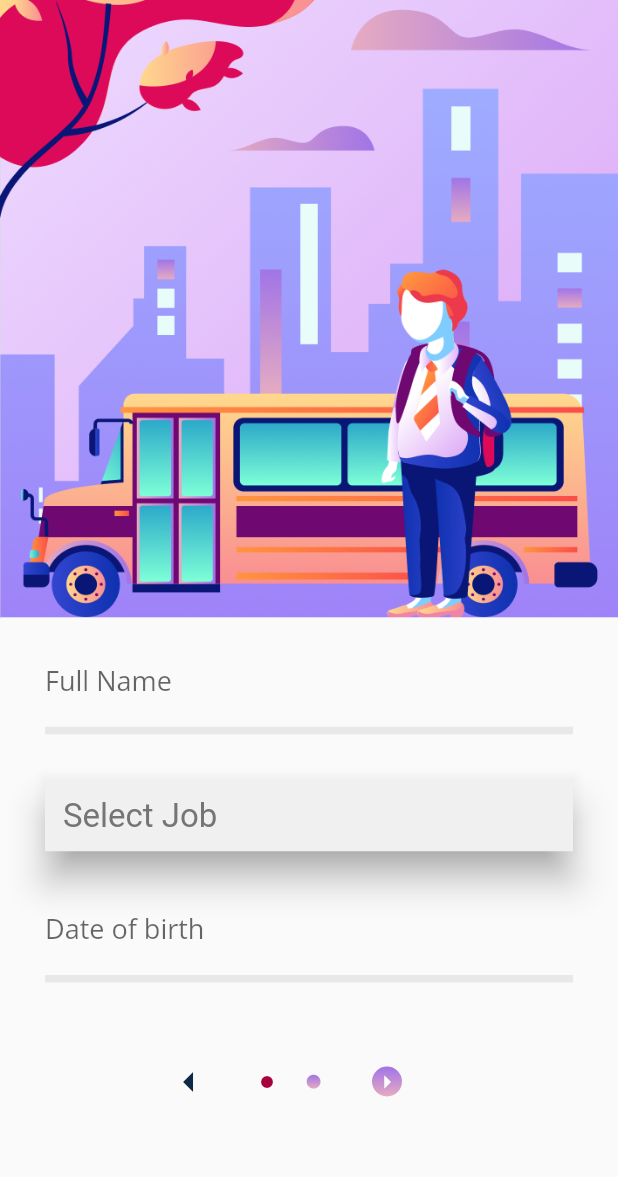
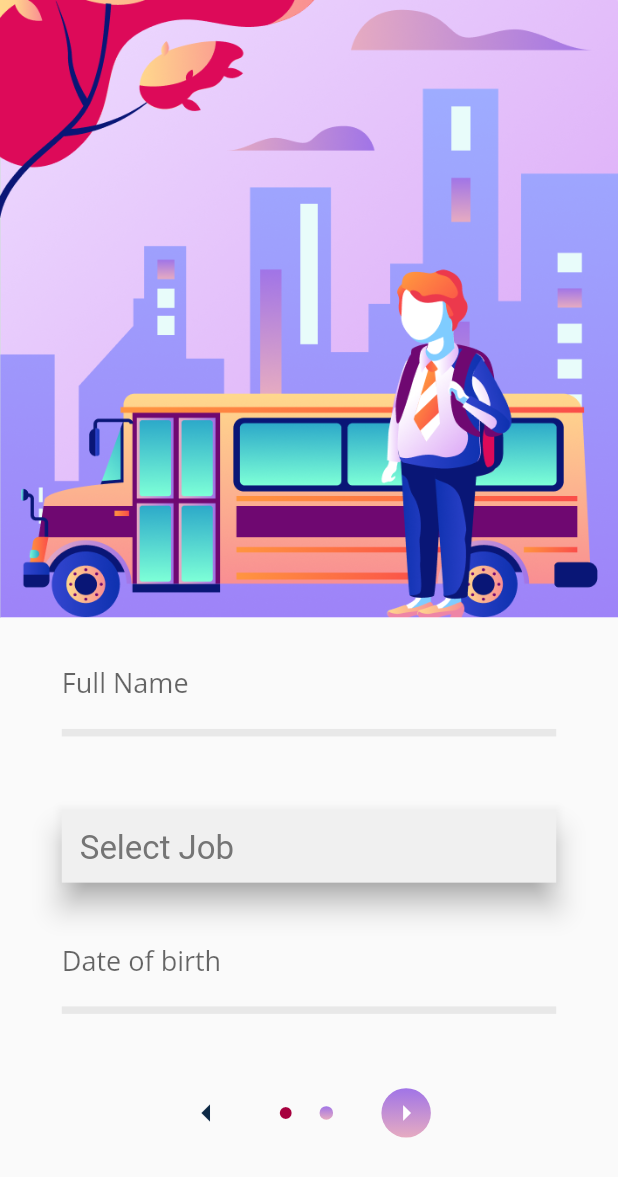
Before and after one commit to Vicdd/sa, a Flutter app: the screen it shows after launch, on a phone screen of 412 x 824 dp. Shown: the top 1177 px of the screen. Run offline on Flutter 3.47's test engine with Material 2 defaults, Android fonts, the phone set to English and light mode, and no system bars; drawn by our look-alikes of flutter_form_builder.

Commit message:
Added some minor changes to layout to make it more responsive

```diff
--- a/lib/main.dart
+++ b/lib/main.dart
@@ -40,8 +40,7 @@ class _MyHomePageState extends State<MyHomePage> {
     int age = now.year - date.year;
 
     if (now.month < date.month) age--;
-    if (now.month == date.month)
-      if (now.day < date.day) age--;
+    if (now.month == date.month) if (now.day < date.day) age--;
 
     return age;
   }
@@ -64,16 +63,19 @@ class _MyHomePageState extends State<MyHomePage> {
           crossAxisAlignment: CrossAxisAlignment.stretch,
           children: <Widget>[
             Container(
-              height: MediaQuery.of(context).size.height/2,
+              height: MediaQuery.of(context).size.height / 2,
               decoration: BoxDecoration(
                 image: DecorationImage(
                     image: AssetImage('assets/images/img1.png'),
-                  fit: BoxFit.fill
+                    fit: BoxFit.fill),
               ),
             ),
+            Container(
+              padding: EdgeInsets.only(
+                top: MediaQuery.of(context).size.height * 0.02,
+                left: MediaQuery.of(context).size.width * 0.1,
+                right: MediaQuery.of(context).size.width * 0.1,
               ),
-            Container (
-              padding: EdgeInsets.only(top: 15.0, left: 30.0, right: 30.0),
               child: FormBuilder(
                 key: _fbKey,
                 autovalidate: false,
@@ -81,15 +83,19 @@ class _MyHomePageState extends State<MyHomePage> {
                   children: <Widget>[
                     Container(
                       decoration: BoxDecoration(
-                        border: Border(bottom: BorderSide(color: Color(0xFFE8E8E8), width: 5.0))
+                        border: Border(
+                          bottom: BorderSide(
+                            color: Color(0xFFE8E8E8),
+                            width: 5.0,
+                          ),
+                        ),
                       ),
                       child: FormBuilderTextField(
                         attribute: "name",
                         style: TextStyle(
                             fontSize: 22.0,
                             fontFamily: 'OpenSans',
-                          color: Color(0xFF757575)
-                        ),
+                            color: Color(0xFF757575)),
                         decoration: InputDecoration(
                           labelText: "Full Name",
                           labelStyle: TextStyle(fontSize: 18),
@@ -100,18 +106,19 @@ class _MyHomePageState extends State<MyHomePage> {
                         validators: [FormBuilderValidators.required()],
                       ),
                     ),
-                    SizedBox(height: 30.0),
+                    SizedBox(height: MediaQuery.of(context).size.height * 0.06),
                     Material(
-                      elevation: 10.0,
+                      elevation: 8.0,
                       shadowColor: Colors.grey,
                       child: FormBuilderDropdown(
                         attribute: "job",
-                        hint: Text('Select Job', style: TextStyle(color: Color(0xFF757575), fontSize: 22)),
+                        hint: Text('Select Job',
+                            style: TextStyle(
+                                color: Color(0xFF757575), fontSize: 22)),
                         decoration: InputDecoration(
-                          filled: true,
-                          border: InputBorder.none
-                        ),
-                        style: TextStyle(color: Color(0xFF757575), fontSize: 22),
+                            filled: true, border: InputBorder.none),
+                        style:
+                            TextStyle(color: Color(0xFF757575), fontSize: 22),
                         validators: [FormBuilderValidators.required()],
                         iconSize: 0,
                         items: [
@@ -119,17 +126,19 @@ class _MyHomePageState extends State<MyHomePage> {
                           'Adminstrador',
                           'Designer',
                           'Profissional de RH'
-                        ] .map((job) =>
-                            DropdownMenuItem(value: job, child: Text(job))).toList(),
+                        ]
+                            .map((job) =>
+                                DropdownMenuItem(value: job, child: Text(job)))
+                            .toList(),
                       ),
                     ),
                     SizedBox(height: 25.0),
                     Container(
                       decoration: BoxDecoration(
-                        border: Border(bottom: BorderSide(color: Color(0xFFE8E8E8), width: 5.0))
-                      ),
-                      child:
-                        FormBuilderDateTimePicker(
+                          border: Border(
+                              bottom: BorderSide(
+                                  color: Color(0xFFE8E8E8), width: 5.0))),
+                      child: FormBuilderDateTimePicker(
                         attribute: "date",
                         inputType: InputType.date,
                         format: DateFormat("dd-MM-yyyy"),
@@ -139,8 +148,7 @@ class _MyHomePageState extends State<MyHomePage> {
                         style: TextStyle(
                             fontSize: 22.0,
                             fontFamily: 'OpenSans',
-                            color: Color(0xFF757575)
-                          ),
+                            color: Color(0xFF757575)),
                         decoration: InputDecoration(
                           labelText: "Date of birth",
                           labelStyle: TextStyle(fontSize: 18),
@@ -150,34 +158,28 @@ class _MyHomePageState extends State<MyHomePage> {
                       ),
                     ),
                     SizedBox(height: 42.0),
-                    Row(
-                      mainAxisAlignment: MainAxisAlignment.center,
-                      crossAxisAlignment: CrossAxisAlignment.center,
+                    Container(
+                      padding: EdgeInsets.only(
+                          left: MediaQuery.of(context).size.width * 0.2),
+                      child: Row(
                         children: <Widget>[
                           Icon(
                             Icons.arrow_left,
-                          size: 32,
+                            size: 28,
                             color: Color(0xFF0D2945),
                           ),
-                        SizedBox(width: 30.0),
+                          SizedBox(
+                              width: MediaQuery.of(context).size.width * 0.08),
                           Icon(
                             Icons.fiber_manual_record,
                             size: 12,
                             color: Color(0xFFA6003E),
                           ),
-                        SizedBox(width: 20.0),
-                        Image.asset(
-                          'assets/images/circle1.png',
-                          width:10, height: 10,
-                          fit: BoxFit.contain
-                        ),
-                        MaterialButton(
-                          onPressed: () {
-                            if (_fbKey.currentState.saveAndValidate()) {
-                              _sendDataToSecondScreen(context);
-                            }
-                          },
-                          child: Container(
+                          SizedBox(
+                              width: MediaQuery.of(context).size.width * 0.04),
+                          Container(
+                            width: 9,
+                            height: 9,
                             decoration: BoxDecoration(
                               shape: BoxShape.circle,
                               gradient: LinearGradient(
@@ -189,11 +191,40 @@ class _MyHomePageState extends State<MyHomePage> {
                                 end: Alignment.bottomCenter,
                               ),
                             ),
-                            child: Icon(Icons.arrow_right, size: 20, color: Colors.white)
+                          ),
+                          SizedBox(
+                              width: MediaQuery.of(context).size.width * 0.06),
+                          RawMaterialButton(
+                              constraints: BoxConstraints(
+                                maxWidth:
+                                    MediaQuery.of(context).size.width * 0.08,
+                                maxHeight:
+                                    MediaQuery.of(context).size.width * 0.08,
+                              ),
+                              onPressed: () {
+                                if (_fbKey.currentState.saveAndValidate()) {
+                                  _sendDataToSecondScreen(context);
+                                }
+                              },
+                              child: Container(
+                                  width: double.infinity, //match_parent
+                                  height: double.infinity,
+                                  decoration: BoxDecoration(
+                                    shape: BoxShape.circle,
+                                    gradient: LinearGradient(
+                                      colors: <Color>[
+                                        Color(0xFFA074E7),
+                                        Color(0xFFE6ABC1),
+                                      ],
+                                      begin: Alignment.topCenter,
+                                      end: Alignment.bottomCenter,
                                     ),
                                   ),
+                                  child: Icon(Icons.arrow_right,
+                                      color: Colors.white))),
                         ],
                       ),
+                    )
                   ],
                 ),
               ),
@@ -218,16 +249,19 @@ class SecondScreen extends StatelessWidget {
         crossAxisAlignment: CrossAxisAlignment.start,
         children: <Widget>[
           Container(
-            height: MediaQuery.of(context).size.height/2,
+            height: MediaQuery.of(context).size.height / 2,
             decoration: BoxDecoration(
               image: DecorationImage(
                   image: AssetImage('assets/images/img2.png'),
-                fit: BoxFit.fill
-              ),
+                  fit: BoxFit.fill),
             ),
           ),
           Container(
-            padding: EdgeInsets.only(top: 20.0, left: 30.0, right: 30.0),
+            padding: EdgeInsets.only(
+              top: MediaQuery.of(context).size.height * 0.03,
+              left: MediaQuery.of(context).size.width * 0.1,
+              right: MediaQuery.of(context).size.width * 0.1,
+            ),
             child: Column(
               mainAxisAlignment: MainAxisAlignment.start,
               crossAxisAlignment: CrossAxisAlignment.start,
@@ -240,7 +274,7 @@ class SecondScreen extends StatelessWidget {
                     fontSize: 32,
                   ),
                 ),
-                SizedBox(height: 20.0),
+                SizedBox(height: MediaQuery.of(context).size.height * 0.02),
                 Text(
                   data.personJob,
                   style: TextStyle(
@@ -248,7 +282,7 @@ class SecondScreen extends StatelessWidget {
                     fontSize: 32,
                   ),
                 ),
-                SizedBox(height: 20.0),
+                SizedBox(height: MediaQuery.of(context).size.height * 0.02),
                 Text(
                   data.personAge.toString() + " anos",
                   style: TextStyle(
@@ -256,43 +290,40 @@ class SecondScreen extends StatelessWidget {
                     fontSize: 32,
                   ),
                 ),
-                SizedBox(height: 90.0),
+                SizedBox(height: MediaQuery.of(context).size.height * 0.165),
                 Row(
                   mainAxisAlignment: MainAxisAlignment.center,
                   crossAxisAlignment: CrossAxisAlignment.center,
                   children: <Widget>[
                     IconButton(
                       icon: Icon(Icons.arrow_left),
-                      iconSize: 32,
                       color: Color(0xFFD4E1F3),
+                      iconSize: 28,
                       onPressed: () {
-                        Navigator.pop(context,
-                            CupertinoPageRoute(builder: (context) => MyHomePage()));
+                        Navigator.pop(
+                            context,
+                            CupertinoPageRoute(
+                                builder: (context) => MyHomePage()));
                       },
                     ),
-                    SizedBox(width: 30.0),
+                    SizedBox(width: MediaQuery.of(context).size.width * 0.08),
                     Icon(
                       Icons.fiber_manual_record,
                       size: 12,
                       color: Color(0xFF0D2945),
                     ),
-                    SizedBox(width: 20.0),
+                    SizedBox(width: MediaQuery.of(context).size.width * 0.04),
                     Icon(
                       Icons.fiber_manual_record,
                       size: 12,
                       color: Color(0xFFD4E1F3),
                     ),
-                    SizedBox(width: 40.0),
+                    SizedBox(width: MediaQuery.of(context).size.width * 0.1),
                     Container(
                       decoration: BoxDecoration(
-                        shape: BoxShape.circle,
-                        color: Color(0xFFD4E1F3)
-                      ),
-                      child: Icon(
-                        Icons.arrow_right,
-                        size: 20,
-                        color: Color(0xFF0D2945)
-                      ),
+                          shape: BoxShape.circle, color: Color(0xFFD4E1F3)),
+                      child: Icon(Icons.arrow_right,
+                          size: 28, color: Color(0xFF0D2945)),
                     ),
                   ],
                 ),
--- a/pubspec.yaml
+++ b/pubspec.yaml
@@ -45,7 +45,6 @@ flutter:
   assets:
   - assets/images/img1.png
   - assets/images/img2.png
-  - assets/images/circle1.png
 
   # An image asset can refer to one or more resolution-specific "variants", see
   # https://flutter.dev/assets-and-images/#resolution-aware.
```
Also changed, not shown: assets/images/circle1.png (deleted). Lines whose indentation alone changed are shown as unchanged.
